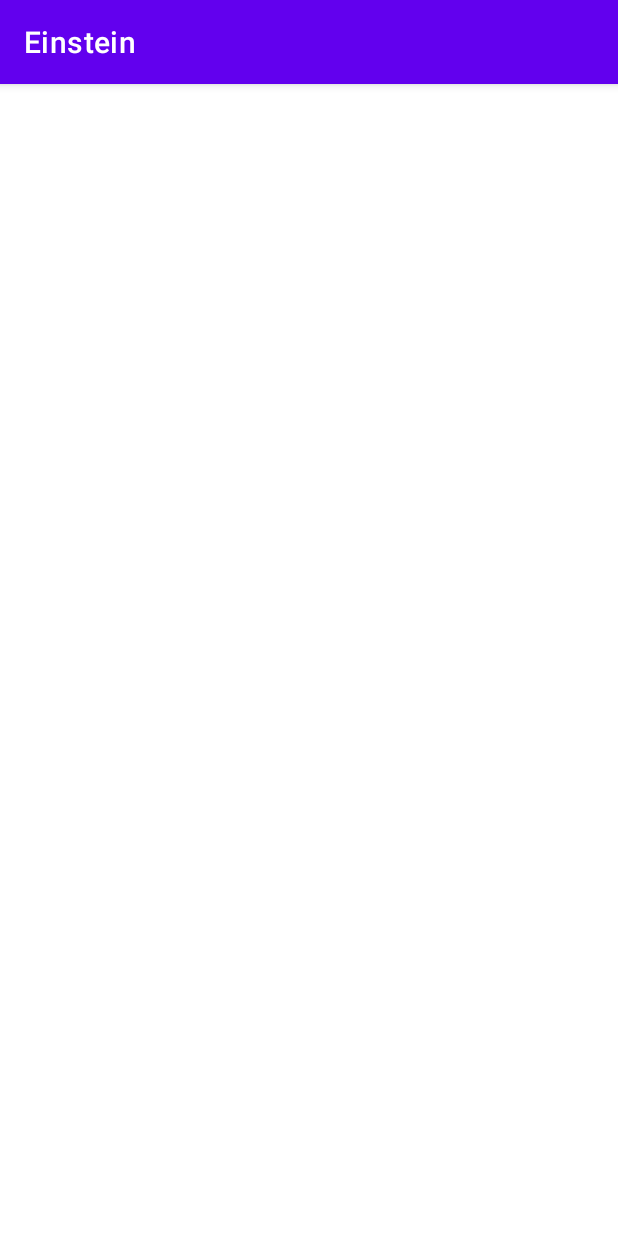
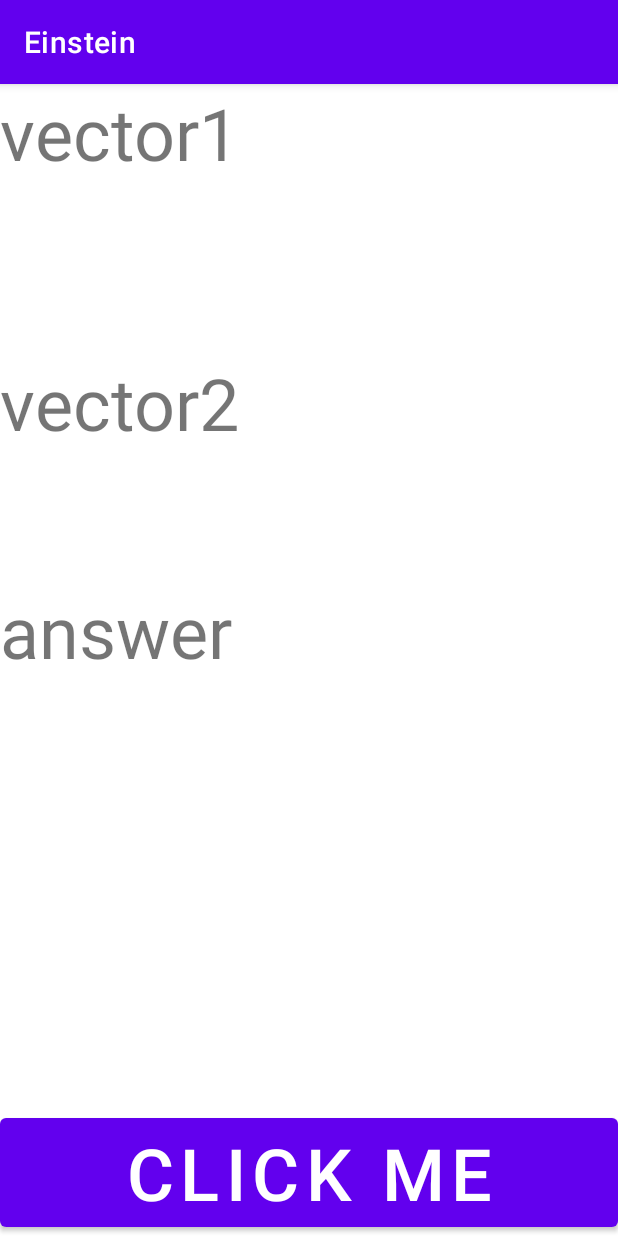
Before and after one commit to Xodem2/projet-1A, an Android app: the screen it shows after launch (TeenActivity before the commit, VectorActivity after it), after a tap on "ADOS ( 11-18 ANS )", on a phone screen of 412 x 824 dp. Run offline under Robolectric (Android 15) with nearby library versions, the phone set to English and light mode, and no system bars.

Commit message:
début du jeu vecteur

```diff
--- a/app/src/main/AndroidManifest.xml
+++ b/app/src/main/AndroidManifest.xml
@@ -13,6 +13,9 @@
         android:supportsRtl="true"
         android:theme="@style/Theme.Projet1A"
         tools:targetApi="31">
+        <activity
+            android:name=".VectorActivity"
+            android:exported="false" />
         <activity
             android:name=".TeenActivity"
             android:exported="false" />
--- a/app/src/main/java/com/example/projet1a/MainActivity.java
+++ b/app/src/main/java/com/example/projet1a/MainActivity.java
@@ -55,8 +55,10 @@ public class MainActivity extends AppCompatActivity implements View.OnClickListe
     }
 
     private void showTeenPage() {
-        Intent teenActivityIntent = new Intent(this, TeenActivity.class);
-        startActivity(teenActivityIntent);
+        //Intent teenActivityIntent = new Intent(this, TeenActivity.class);
+        //startActivity(teenActivityIntent);
+        Intent vectorActivityIntent = new Intent(this, VectorActivity.class);
+        startActivity(vectorActivityIntent);
     }
 
     private void showChildPage() {
--- /dev/null
+++ b/app/src/main/java/com/example/projet1a/VectorActivity.java
@@ -0,0 +1,48 @@
+package com.example.projet1a;
+
+import androidx.appcompat.app.AppCompatActivity;
+
+import android.os.Bundle;
+import android.view.View;
+import android.widget.Button;
+import android.widget.TextView;
+
+import com.example.projet1a.adult.VectorQuestion;
+
+import java.util.ArrayList;
+
+public class VectorActivity extends AppCompatActivity implements View.OnClickListener {
+
+    private TextView vector1TW;
+    private TextView vector2TW;
+    private TextView answerTW;
+    private Button vectorButton;
+
+    @Override
+    protected void onCreate(Bundle savedInstanceState) {
+        super.onCreate(savedInstanceState);
+        setContentView(R.layout.activity_vector);
+
+        this.vector1TW = (TextView) findViewById(R.id.vector1ID);
+        this.vector2TW = (TextView) findViewById(R.id.vector2ID);
+        this.answerTW = (TextView) findViewById(R.id.vectorAnswerID);
+        this.vectorButton = (Button) findViewById(R.id.vectorButton);
+
+        this.vectorButton.setOnClickListener(this);
+    }
+
+    @Override
+    public void onClick(View v) {
+        if(v.getId() == this.vectorButton.getId()) this.doVectorButton();
+    }
+
+    private void doVectorButton() {
+        VectorQuestion vq = new VectorQuestion();
+        ArrayList<Integer>[] vectors = vq.getVectors();
+        this.vector1TW.setText(vectors[0].toString());
+        this.vector2TW.setText(vectors[1].toString());
+
+        vq.scalarProduct();
+        this.answerTW.setText(vq.getResult().toString());
+    }
+}
--- a/app/src/main/java/com/example/projet1a/adult/VectorQuestion.java
+++ b/app/src/main/java/com/example/projet1a/adult/VectorQuestion.java
@@ -9,7 +9,7 @@ public class VectorQuestion {
     private static final int MAXIMUM_DIMENSION = 4;
 
     private static final int MINIMUM_VALUE = 0;
-    private static final int MAXIMUM_VALUE = 100;
+    private static final int MAXIMUM_VALUE = 10;
 
     private final Random random;
 
@@ -65,4 +65,11 @@ public class VectorQuestion {
         this.result = scalarResult;
     }
 
+    public ArrayList<Integer>[] getVectors(){
+        ArrayList<Integer>[] vectors = new ArrayList[2];
+        vectors[0] = this.vector1;
+        vectors[1] = this.vector2;
+        return vectors;
+    }
+
 }
--- /dev/null
+++ b/app/src/main/res/layout/activity_vector.xml
@@ -0,0 +1,48 @@
+<?xml version="1.0" encoding="utf-8"?>
+<androidx.constraintlayout.widget.ConstraintLayout xmlns:android="http://schemas.android.com/apk/res/android"
+    xmlns:app="http://schemas.android.com/apk/res-auto"
+    xmlns:tools="http://schemas.android.com/tools"
+    android:layout_width="match_parent"
+    android:layout_height="match_parent"
+    tools:context=".VectorActivity">
+
+    <TextView
+        android:id="@+id/vector1ID"
+        android:layout_width="match_parent"
+        android:layout_height="wrap_content"
+        android:text="vector1"
+        android:textSize="48dp"
+        app:layout_constraintEnd_toEndOf="parent"
+        app:layout_constraintTop_toTopOf="parent" />
+
+    <TextView
+        android:id="@+id/vector2ID"
+        android:layout_width="match_parent"
+        android:layout_height="wrap_content"
+        android:layout_marginTop="180dp"
+        android:text="vector2"
+        android:textSize="48dp"
+        app:layout_constraintEnd_toEndOf="parent"
+        app:layout_constraintTop_toTopOf="parent" />
+
+    <TextView
+        android:id="@+id/vectorAnswerID"
+        android:layout_width="match_parent"
+        android:layout_height="wrap_content"
+        android:layout_marginTop="332dp"
+        android:text="answer"
+        android:textSize="48dp"
+        app:layout_constraintEnd_toEndOf="parent"
+        app:layout_constraintTop_toTopOf="parent" />
+
+    <Button
+        android:id="@+id/vectorButton"
+        android:layout_width="match_parent"
+        android:layout_height="wrap_content"
+        android:text="Click me"
+        android:textSize="48dp"
+        app:layout_constraintBottom_toBottomOf="parent"
+        tools:layout_editor_absoluteX="76dp" />
+
+
+</androidx.constraintlayout.widget.ConstraintLayout>
```
